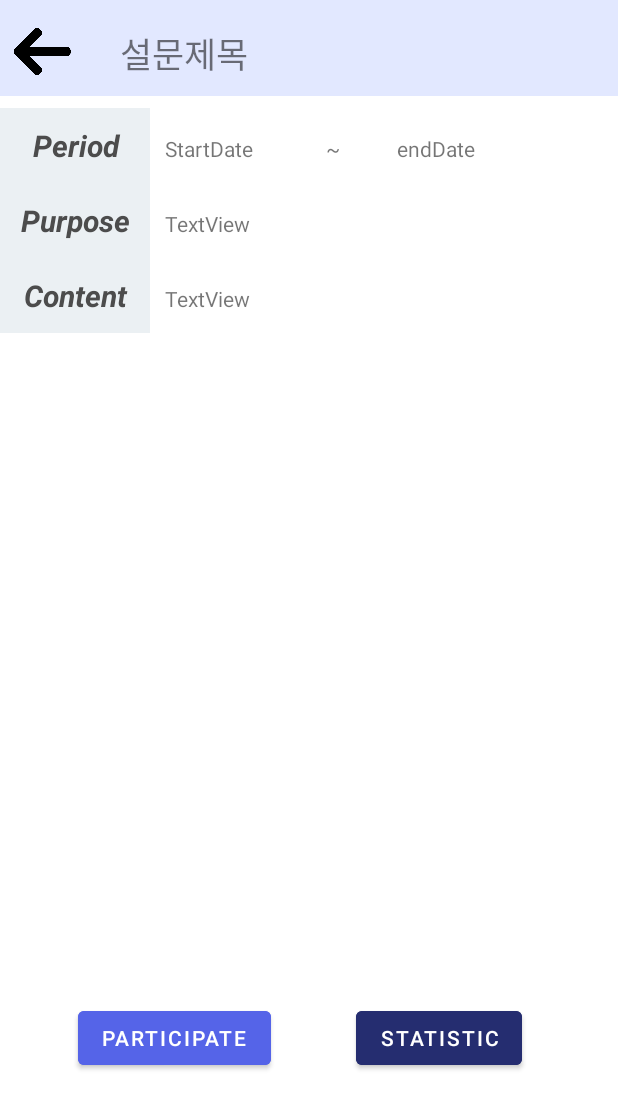
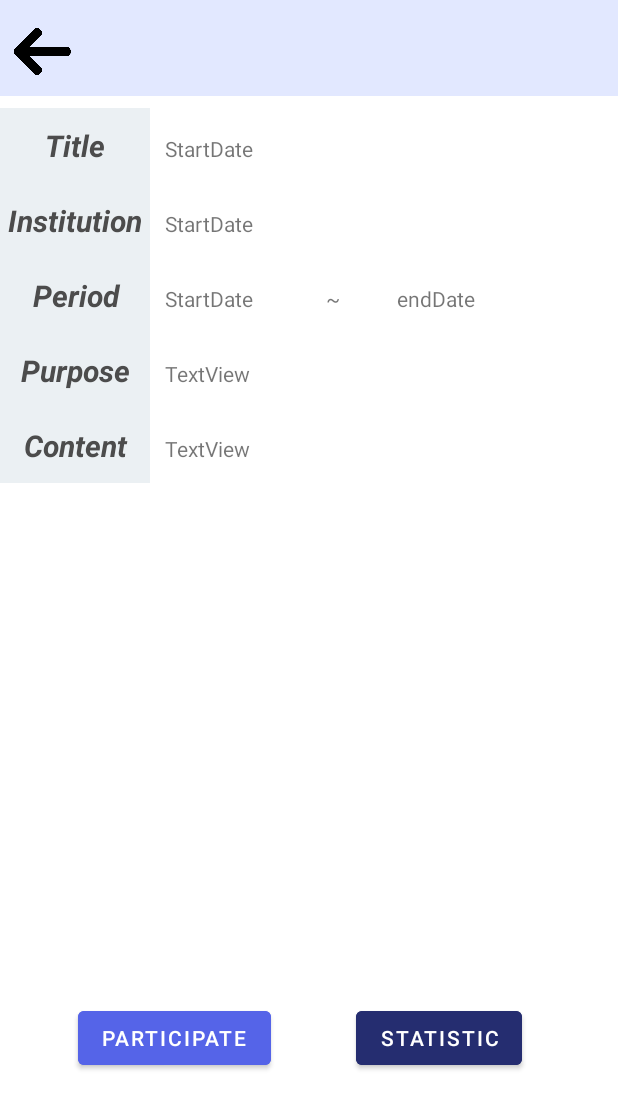
Before and after one commit to 0213sua/Catchop, an Android app: the SurveyInfo screen opened directly, with no data from a screen before it, on a phone screen of 412 x 824 dp. Shown: the top 1109 px of the screen. Run offline under Robolectric (Android 15) with nearby library versions, the light colour scheme and no system bars.

Commit message:
Modify SurveyListTest.kt (start connect with survey_info)

```diff
--- a/app/src/main/java/com/example/mp_teamproject/SurveyListTest.kt
+++ b/app/src/main/java/com/example/mp_teamproject/SurveyListTest.kt
@@ -44,9 +44,9 @@ class MyAdapter(val surveys: MutableList<SurveyData>):
         binding.dateText.text = survey.startDate+" ~ "+survey.endDate
 
         // 뷰에 이벤트 추가 -> survey detail로 넘어가야 함 + 북마크 선택시 이미지 변경
-//        binding.itemRoot.setOnClickListener {
-//
-//        }
+        binding.imageView.setOnClickListener {
+            val intent = Intent()
+        }
 
     }
     // 항목 개수 판단 위해 자동 호출
--- a/app/src/main/res/layout/activity_survey_info.xml
+++ b/app/src/main/res/layout/activity_survey_info.xml
@@ -23,17 +23,6 @@
         app:layout_constraintStart_toStartOf="parent"
         app:layout_constraintTop_toTopOf="parent"
         app:srcCompat="@drawable/arrow" />
-
-    <TextView
-        android:id="@+id/Title"
-        android:layout_width="wrap_content"
-        android:layout_height="wrap_content"
-        android:layout_marginStart="80dp"
-        android:layout_marginTop="18dp"
-        android:text="설문제목"
-        android:textSize="23dp"
-        app:layout_constraintStart_toStartOf="parent"
-        app:layout_constraintTop_toTopOf="parent" />
 
     <Button
         android:id="@+id/button"
@@ -69,6 +58,58 @@
 
         <LinearLayout
             android:layout_width="match_parent"
+            android:layout_height="match_parent"
+            android:orientation="horizontal">
+
+            <TextView
+                android:id="@+id/textPeriod"
+                android:layout_width="100dp"
+                android:layout_height="50dp"
+                android:background="#EBF0F3"
+                android:gravity="center"
+                android:text="Title"
+                android:textColor="#4C4C4C"
+                android:textSize="20sp"
+                android:textStyle="bold|italic" />
+
+            <TextView
+                android:id="@+id/textDate1"
+                android:layout_width="19dp"
+                android:layout_height="wrap_content"
+                android:layout_marginStart="10dp"
+                android:layout_weight="1"
+                android:text="StartDate" />
+
+        </LinearLayout>
+
+        <LinearLayout
+            android:layout_width="match_parent"
+            android:layout_height="match_parent"
+            android:orientation="horizontal">
+
+            <TextView
+                android:id="@+id/textPeriod"
+                android:layout_width="100dp"
+                android:layout_height="50dp"
+                android:background="#EBF0F3"
+                android:gravity="center"
+                android:text="Institution"
+                android:textColor="#4C4C4C"
+                android:textSize="20sp"
+                android:textStyle="bold|italic" />
+
+            <TextView
+                android:id="@+id/textDate1"
+                android:layout_width="19dp"
+                android:layout_height="wrap_content"
+                android:layout_marginStart="10dp"
+                android:layout_weight="1"
+                android:text="StartDate" />
+
+        </LinearLayout>
+
+        <LinearLayout
+            android:layout_width="match_parent"
             android:layout_height="wrap_content"
             android:orientation="horizontal">
 
@@ -101,9 +142,9 @@
 
             <TextView
                 android:id="@+id/textDate2"
-                android:layout_marginStart="-50dp"
                 android:layout_width="wrap_content"
                 android:layout_height="wrap_content"
+                android:layout_marginStart="-50dp"
                 android:layout_weight="1"
                 android:text="endDate" />
 
--- a/app/src/main/res/layout/fragment_home.xml
+++ b/app/src/main/res/layout/fragment_home.xml
@@ -65,13 +65,13 @@
         android:id="@+id/recyclerView1"
         android:layout_width="match_parent"
         android:layout_height="550dp"
-        android:layout_marginTop="10dp"
+        android:layout_marginTop="8dp"
+        app:layoutManager="androidx.recyclerview.widget.LinearLayoutManager"
         app:layout_constraintEnd_toEndOf="parent"
+        app:layout_constraintHorizontal_bias="0.0"
         app:layout_constraintStart_toStartOf="parent"
         app:layout_constraintTop_toBottomOf="@+id/on_btn"
-        app:layoutManager="androidx.recyclerview.widget.LinearLayoutManager"
-        tools:listitem="@layout/item_main"
-        />
+        tools:listitem="@layout/item_main" />
 
 
 </androidx.constraintlayout.widget.ConstraintLayout>
```
